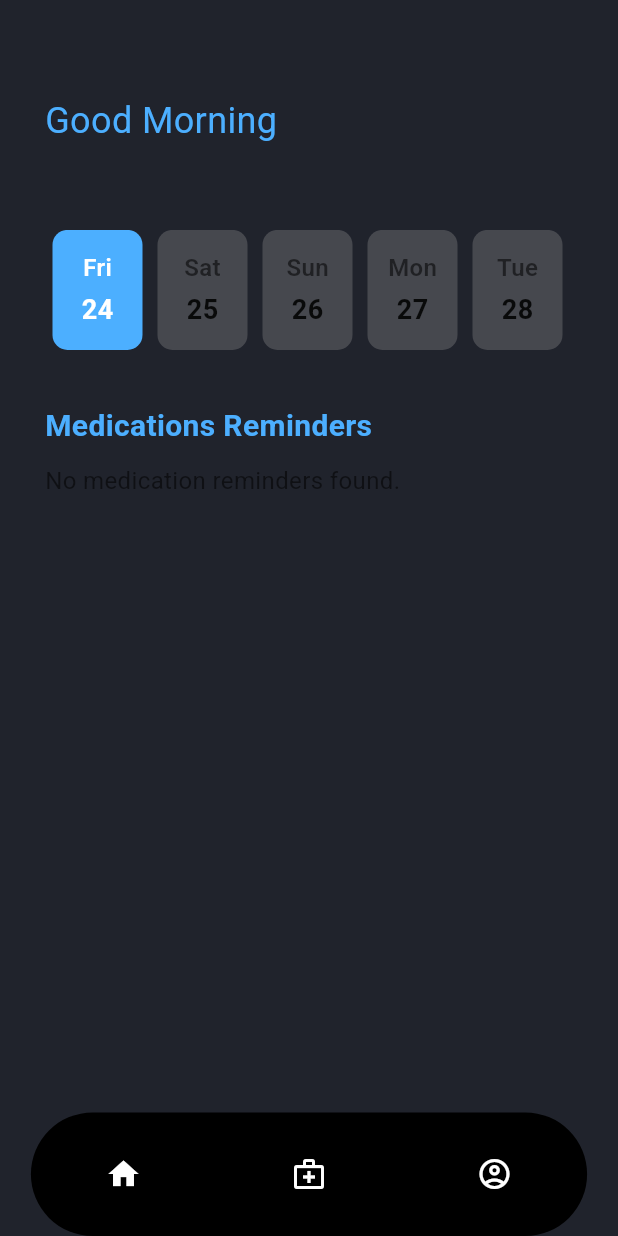
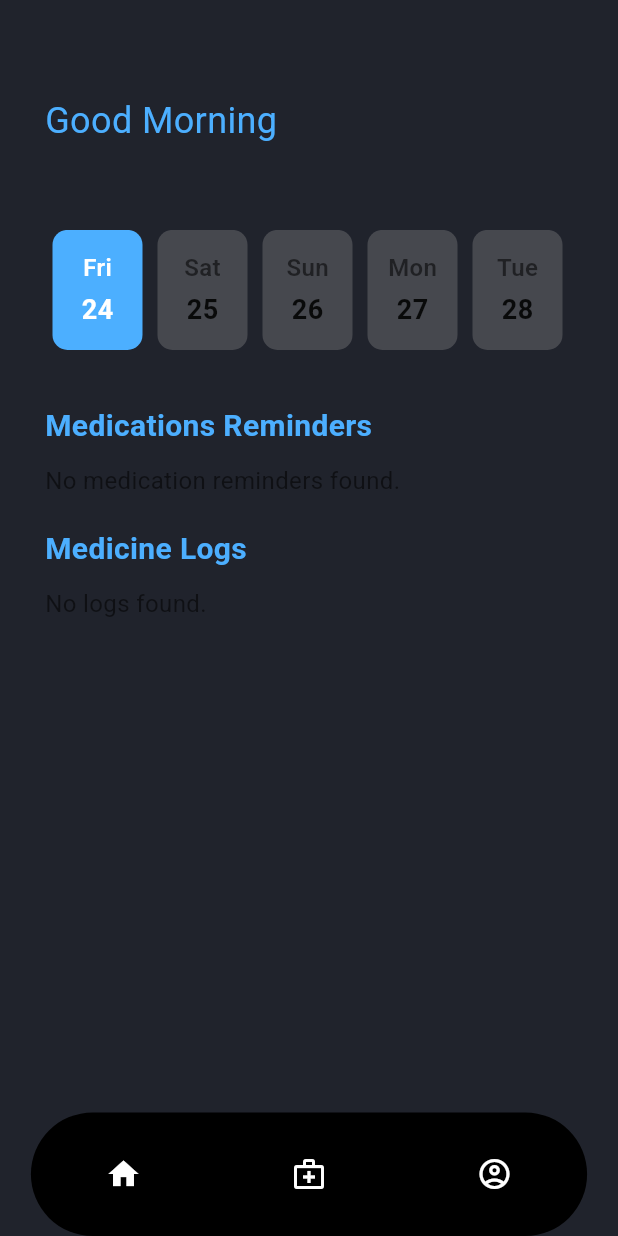
Before and after one commit to armaandeol/Oculoo, a Flutter app: the HomePage screen opened directly, on a phone screen of 412 x 824 dp. Run offline on Flutter 3.47's test engine with Material 3 defaults, Android fonts, the phone set to English and light mode, and no system bars; our stand-ins replace cloud_firestore, firebase_auth, firebase_core, firebase_storage, image_picker; accounts and stored records are empty; generated files the repository leaves out were written again.

Commit message:
patient page changes

```diff
--- a/lib/Patient/home_screen.dart
+++ b/lib/Patient/home_screen.dart
@@ -264,7 +264,70 @@ class _HomePageState extends State<HomePage> {
                   );
                 },
               ),
+              // Add this section under the Medications Reminders section
+              const SizedBox(height: 20),
+              const Text(
+                "Medicine Logs",
+                style: TextStyle(
+                  fontSize: 20,
+                  fontWeight: FontWeight.bold,
+                  color: AppColor.primary,
+                ),
+              ),
+              const SizedBox(height: 10),
+              StreamBuilder<QuerySnapshot>(
+                stream: FirebaseFirestore.instance
+                    .collection('patient')
+                    .doc(uid)
+                    .collection('Logs')
+                    .snapshots(),
+                builder: (context, snapshot) {
+                  if (snapshot.connectionState == ConnectionState.waiting) {
+                    return const CircularProgressIndicator();
+                  }
+                  if (snapshot.hasError) {
+                    return const Text(
+                      'Error fetching logs',
+                      style: TextStyle(
+                        fontSize: 16,
+                        color: Colors.red,
+                      ),
+                    );
+                  }
+                  if (!snapshot.hasData || snapshot.data!.docs.isEmpty) {
+                    return const Text(
+                      'No logs found.',
+                      style: TextStyle(
+                        fontSize: 16,
+                        color: Colors.black54,
+                      ),
+                    );
+                  }
 
+                  final logs = snapshot.data!.docs;
+
+                  return ListView.builder(
+                    shrinkWrap: true,
+                    physics: const NeverScrollableScrollPhysics(),
+                    itemCount: logs.length,
+                    itemBuilder: (context, index) {
+                      final log = logs[index].data() as Map<String, dynamic>;
+                      return Card(
+                        margin: const EdgeInsets.symmetric(vertical: 5),
+                        child: ListTile(
+                          title: Text(log['summary'] ?? 'No Summary'),
+                          subtitle: Text(
+                            "Medicine: ${log['medicine']}\n"
+                            "Dosage: ${log['dosage']} ${log['unit']}\n"
+                            "Time: ${log['time']}\n"
+                            "Date: ${log['date']}",
+                          ),
+                        ),
+                      );
+                    },
+                  );
+                },
+              ),
               // Recent Reminders section to be handled later
               // -------------------------------------
             ],
```
